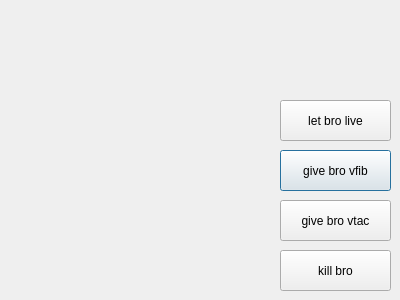
The window that patientwindow.ui (rayc4/COMP3004-Group-Project) describes before a commit, drawn with Qt 5.
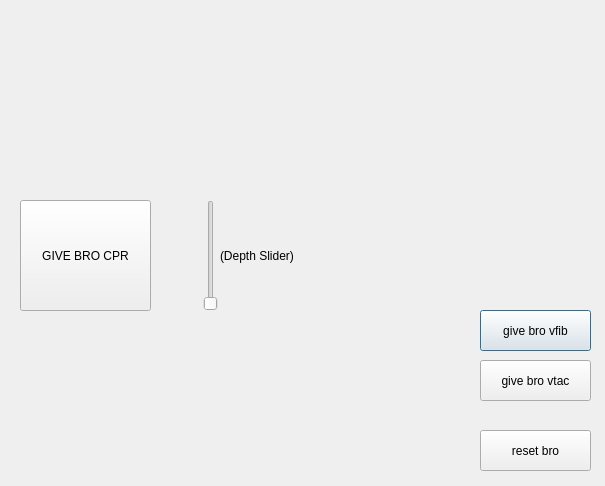
The same window after the commit.

What changed in the file:
```diff
--- a/patientwindow.ui
+++ b/patientwindow.ui
@@ -6,8 +6,8 @@
    <rect>
     <x>0</x>
     <y>0</y>
-    <width>400</width>
-    <height>300</height>
+    <width>605</width>
+    <height>486</height>
    </rect>
   </property>
   <property name="windowTitle">
@@ -16,8 +16,8 @@
   <widget class="QPushButton" name="vFibButton">
    <property name="geometry">
     <rect>
-     <x>280</x>
-     <y>150</y>
+     <x>480</x>
+     <y>310</y>
      <width>111</width>
      <height>41</height>
     </rect>
@@ -29,8 +29,8 @@
   <widget class="QPushButton" name="vFibButton_2">
    <property name="geometry">
     <rect>
-     <x>280</x>
-     <y>200</y>
+     <x>480</x>
+     <y>360</y>
      <width>111</width>
      <height>41</height>
     </rect>
@@ -42,27 +42,53 @@
   <widget class="QPushButton" name="vFibButton_3">
    <property name="geometry">
     <rect>
-     <x>280</x>
-     <y>100</y>
+     <x>480</x>
+     <y>430</y>
      <width>111</width>
      <height>41</height>
     </rect>
    </property>
    <property name="text">
-    <string>let bro live</string>
+    <string>reset bro</string>
    </property>
   </widget>
   <widget class="QPushButton" name="vFibButton_4">
    <property name="geometry">
     <rect>
-     <x>280</x>
-     <y>250</y>
-     <width>111</width>
-     <height>41</height>
+     <x>20</x>
+     <y>200</y>
+     <width>131</width>
+     <height>111</height>
     </rect>
    </property>
    <property name="text">
-    <string>kill bro</string>
+    <string>GIVE BRO CPR</string>
+   </property>
+  </widget>
+  <widget class="QSlider" name="verticalSlider">
+   <property name="geometry">
+    <rect>
+     <x>170</x>
+     <y>200</y>
+     <width>81</width>
+     <height>111</height>
+    </rect>
+   </property>
+   <property name="orientation">
+    <enum>Qt::Vertical</enum>
+   </property>
+  </widget>
+  <widget class="QLabel" name="label">
+   <property name="geometry">
+    <rect>
+     <x>220</x>
+     <y>240</y>
+     <width>121</width>
+     <height>31</height>
+    </rect>
+   </property>
+   <property name="text">
+    <string>(Depth Slider)</string>
    </property>
   </widget>
  </widget>
```
Left out of the diff: 6 changed lines with no effect on the pictures.
